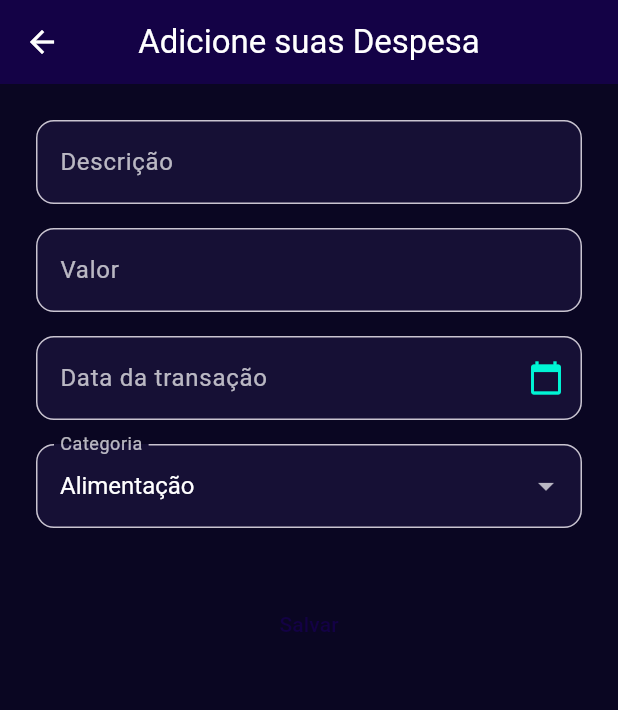
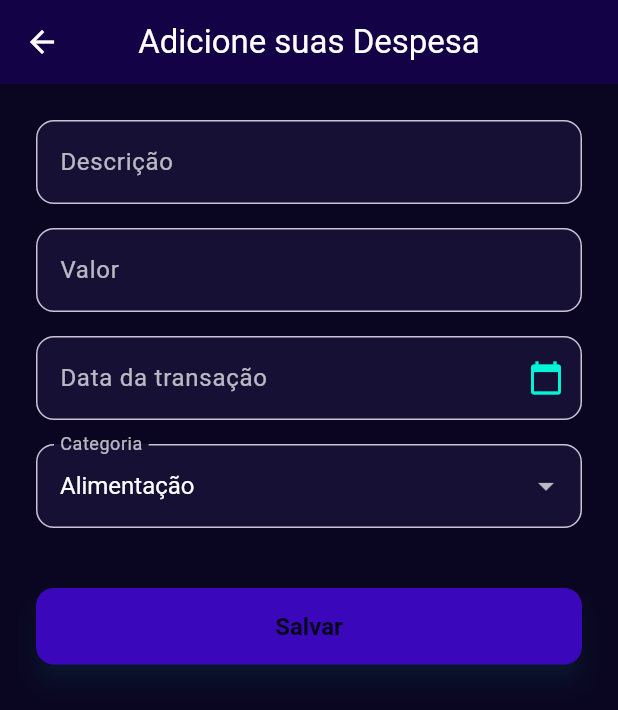
Before and after one commit to Camilaliol/wallet, a Flutter app: the AddDespesa screen opened directly, on a phone screen of 412 x 824 dp. Shown: the top 710 px of the screen. Run offline on Flutter 3.47's test engine with Material 3 defaults, Android fonts, the phone set to English and light mode, and no system bars; our stand-ins replace currency_text_input_formatter, fl_chart.

Commit message:
pasiner pagina de despesas

```diff
--- a/app/lib/paginas/add_despesa.dart
+++ b/app/lib/paginas/add_despesa.dart
@@ -148,7 +148,10 @@ class _AddDespesaState extends State<AddDespesa> {
                   (String textoDaCategoria) {
                     return DropdownMenuItem<String>(
                       value: textoDaCategoria,
-                      child: Text(textoDaCategoria),
+                      child: Text(
+                        textoDaCategoria,
+                        style: const TextStyle(color: Colors.white),
+                      ),
                     );
                   },
                 ).toList(), // Ele fecha a entrada de opções que ja estao prontas
@@ -161,7 +164,7 @@ class _AddDespesaState extends State<AddDespesa> {
               ),
               const SizedBox(height: 40), // espaço entre o botão de ação
 
-              TextButton(
+              ElevatedButton(
                 onPressed: _salvar,
                 child: Text("Salvar"),
               ), // botao de salvar os dados de dinheiro
```
